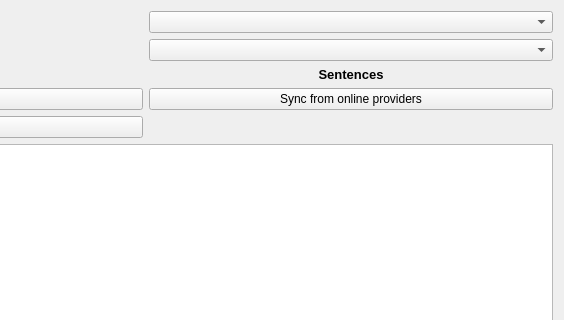
First picture: the form in designer/form.ui, repository abdnh/anki-incontext, before the edit; both pictures show x 272 to 836 and y 0 to 320 of the 836 by 615 pixel window.
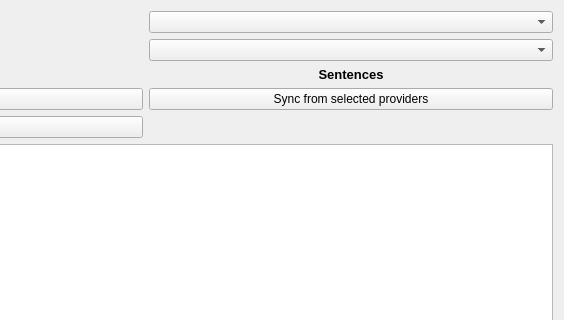
Second picture: the form after the edit.

Commit message: Replace inaccurate 'online' label

What changed in the file:
```diff
--- a/designer/form.ui
+++ b/designer/form.ui
@@ -39,7 +39,7 @@
         <string>Fetch sentences for selected words from online providers, overriding any sentences added manually</string>
        </property>
        <property name="text">
-        <string>Sync from online providers</string>
+        <string>Sync from selected providers</string>
        </property>
       </widget>
      </item>
```
Left out of the diff: 2 changed lines with no effect on the pictures.
